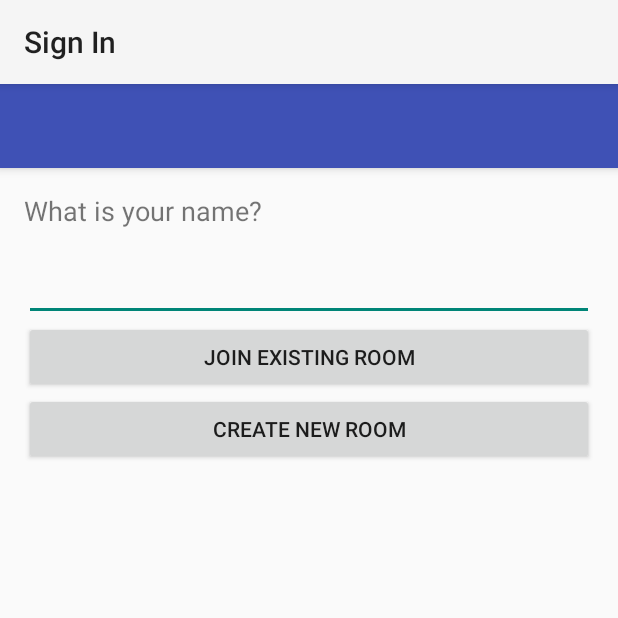
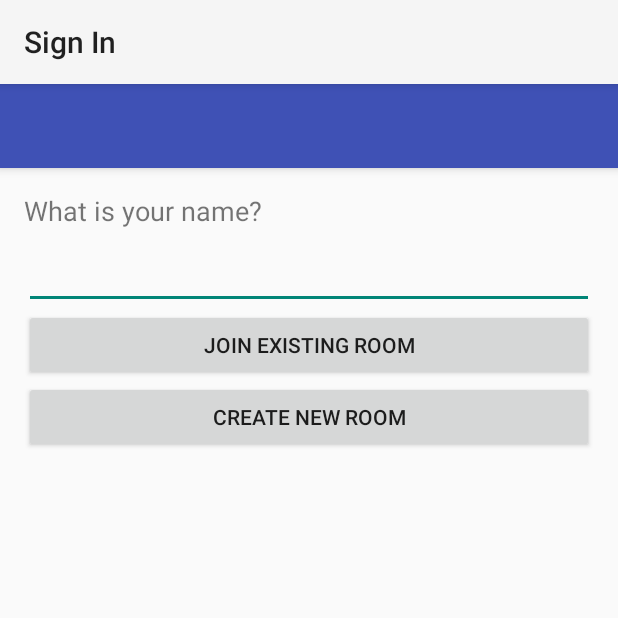
Before and after one commit to Tyler-Zhang/MasseyHackathon, an Android app: the screen it shows after launch (LoginActivity), on a phone screen of 412 x 824 dp, the top half of it. Run offline under Robolectric (Android 15) with nearby library versions, the phone set to English and light mode, and no system bars; our stand-ins replace Volley; 2 statements that could not run were skipped.

Commit message:
Updated login layout and made text field automatically have current name.

```diff
--- a/ScreenOff/app/src/main/AndroidManifest.xml
+++ b/ScreenOff/app/src/main/AndroidManifest.xml
@@ -38,7 +38,6 @@
         <receiver android:name=".Receiver">
             <intent-filter>
                 <action android:name="android.intent.action.BOOT_COMPLETED" />
-
             </intent-filter>
         </receiver>
     </application>
--- a/ScreenOff/app/src/main/java/net/screenoff/screenoff/LoginActivity.java
+++ b/ScreenOff/app/src/main/java/net/screenoff/screenoff/LoginActivity.java
@@ -48,6 +48,7 @@ public class LoginActivity extends AppCompatActivity {
         Button bJoin = (Button) findViewById(R.id.loginJoin);
         Button bCreate = (Button) findViewById(R.id.loginCreate);
         etName = (EditText) findViewById(R.id.loginName);
+        etName.setText(pref.getString("name", ""));
 
         // join existing room
         bJoin.setOnClickListener(new View.OnClickListener() {
--- a/ScreenOff/app/src/main/res/layout/activity_login.xml
+++ b/ScreenOff/app/src/main/res/layout/activity_login.xml
@@ -25,7 +25,7 @@
             android:text="What is your name?"
             android:textSize="18dp"
             android:id="@+id/loginInstruction"
-            android:paddingBottom="16dp"/>
+            android:paddingBottom="8dp"/>
 
         <EditText
             android:layout_width="match_parent"
```
